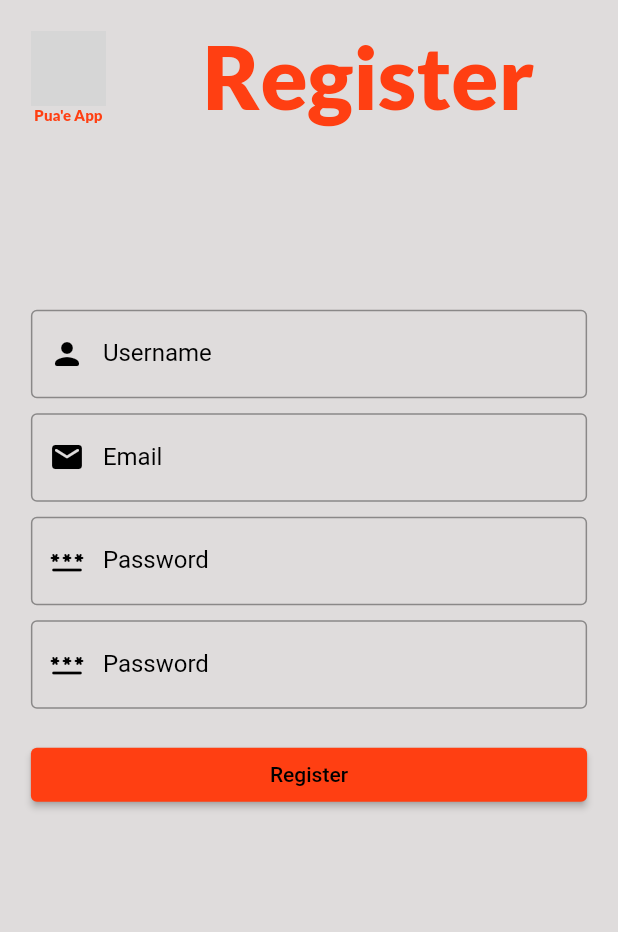
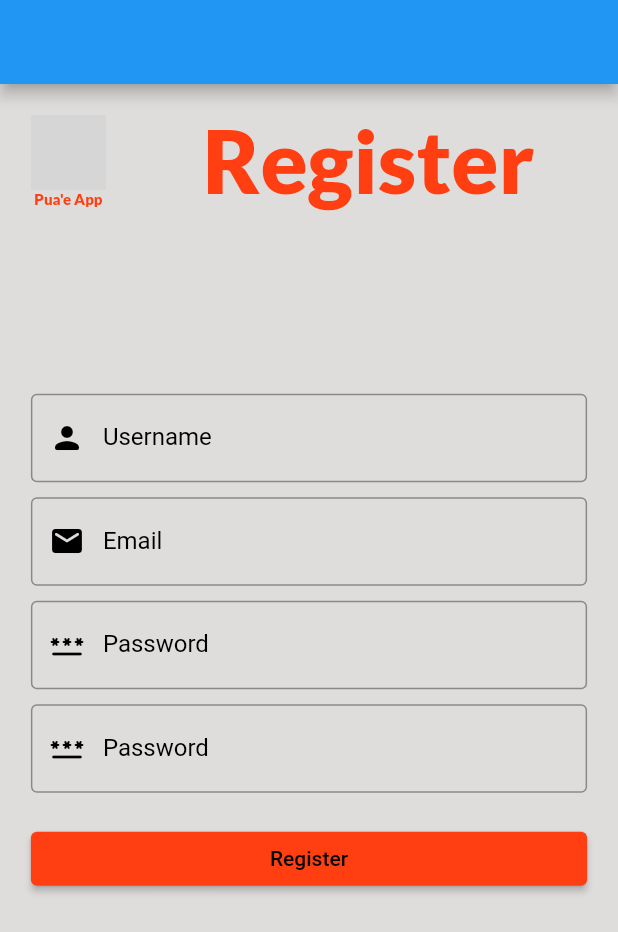
Before and after one commit to manucastelnovo/puae_app, a Flutter app: the screen it shows after launch, after a tap on "Sign in", on a phone screen of 412 x 824 dp. Shown: the top 932 px of the screen. Run offline on Flutter 3.47's test engine with Material 2 defaults, Android fonts, the phone set to English and light mode, and no system bars; our stand-ins replace dio, flutter_dotenv, flutter_hooks, geolocator, get_it, hooks_riverpod and 1 more; missing offline and left inert: flutter_mapbox_navigation, mapbox_gl; accounts and stored records are empty; network calls fail; grey boxes are pictures that could not be loaded.

Commit message:
login and register view

```diff
--- a/lib/features/user/presentation/views/login_view.dart
+++ b/lib/features/user/presentation/views/login_view.dart
@@ -137,10 +137,10 @@ class LoginView extends HookConsumerWidget {
                                   ),
                                 ),
                                 onPressed: () {
-                                  Navigator.push<void>(
+                                  Navigator.push(
                                     context,
-                                    MaterialPageRoute<void>(
-                                      builder: (BuildContext context) =>
+                                    MaterialPageRoute(
+                                      builder: (context) =>
                                           const RegisterView(),
                                     ),
                                   );
--- a/lib/features/user/presentation/views/register_view.dart
+++ b/lib/features/user/presentation/views/register_view.dart
@@ -15,6 +15,7 @@ class RegisterView extends HookConsumerWidget {
     return MaterialApp(
       debugShowCheckedModeBanner: false,
       home: Scaffold(
+        appBar: AppBar(),
         body: Container(
           width: double.infinity,
           height: double.infinity,
```
Also changed, not shown: pubspec.lock, 1 other file.
